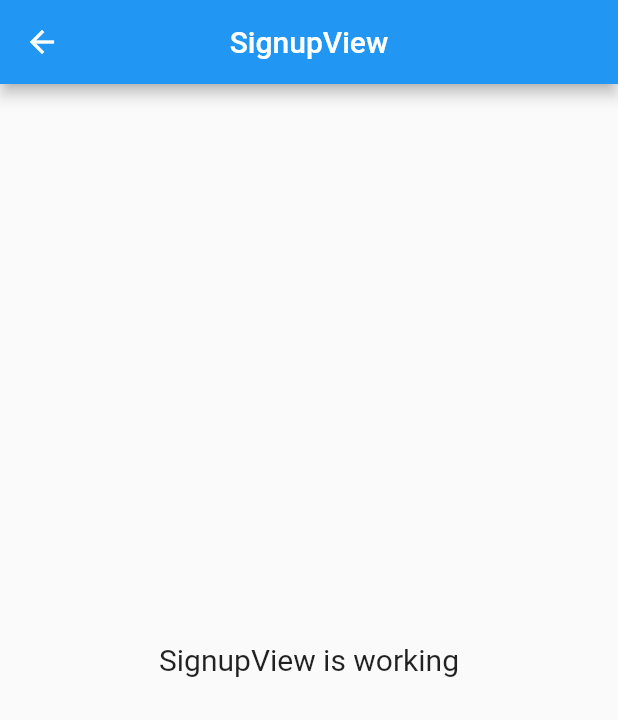
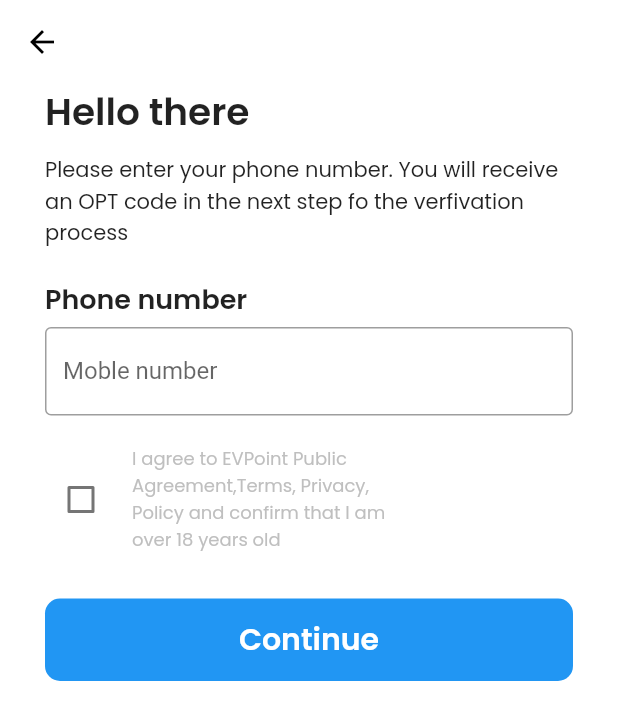
Before and after one commit to Garurab-Subedi/ev, a Flutter app: the SignupView screen opened by its route, on a phone screen of 412 x 824 dp. Shown: the top 720 px of the screen. Run offline on Flutter 3.47's test engine with Material 2 defaults, Android fonts, the phone set to English and light mode, and no system bars; our stand-ins replace get, google_fonts, smooth_page_indicator.

Commit message:
opt number

```diff
--- a/lib/app/modules/check_sign/views/check_sign_view.dart
+++ b/lib/app/modules/check_sign/views/check_sign_view.dart
@@ -129,7 +129,7 @@ class CheckSignView extends GetView<CheckSignController> {
                 ),
                 GestureDetector(
                   onTap: () {
-                    Get.offAllNamed(Routes.SIGNUP);
+                    Get.toNamed(Routes.SIGNUP);
                   },
                   child: Container(
                     height: 55,
--- /dev/null
+++ b/lib/app/modules/otp/bindings/otp_binding.dart
@@ -0,0 +1,12 @@
+import 'package:get/get.dart';
+
+import '../controllers/otp_controller.dart';
+
+class OtpBinding extends Bindings {
+  @override
+  void dependencies() {
+    Get.lazyPut<OtpController>(
+      () => OtpController(),
+    );
+  }
+}
--- /dev/null
+++ b/lib/app/modules/otp/controllers/otp_controller.dart
@@ -0,0 +1,23 @@
+import 'package:get/get.dart';
+
+class OtpController extends GetxController {
+  //TODO: Implement OtpController
+
+  final count = 0.obs;
+  @override
+  void onInit() {
+    super.onInit();
+  }
+
+  @override
+  void onReady() {
+    super.onReady();
+  }
+
+  @override
+  void onClose() {
+    super.onClose();
+  }
+
+  void increment() => count.value++;
+}
--- /dev/null
+++ b/lib/app/modules/otp/views/otp_view.dart
@@ -0,0 +1,24 @@
+import 'package:flutter/material.dart';
+
+import 'package:get/get.dart';
+
+import '../controllers/otp_controller.dart';
+
+class OtpView extends GetView<OtpController> {
+  const OtpView({Key? key}) : super(key: key);
+  @override
+  Widget build(BuildContext context) {
+    return Scaffold(
+      appBar: AppBar(
+        title: const Text('OtpView'),
+        centerTitle: true,
+      ),
+      body: const Center(
+        child: Text(
+          'OtpView is working',
+          style: TextStyle(fontSize: 20),
+        ),
+      ),
+    );
+  }
+}
--- a/lib/app/modules/signup/views/signup_view.dart
+++ b/lib/app/modules/signup/views/signup_view.dart
@@ -1,24 +1,115 @@
+import 'package:ev/app/routes/app_pages.dart';
+import 'package:ev/app/shared/theme.dart';
 import 'package:flutter/material.dart';
 
 import 'package:get/get.dart';
 
-import '../controllers/signup_controller.dart';
+class SignupView extends StatefulWidget {
+  const SignupView({super.key});
 
-class SignupView extends GetView<SignupController> {
-  const SignupView({Key? key}) : super(key: key);
+  @override
+  State<SignupView> createState() => _SignupViewState();
+}
+
+class _SignupViewState extends State<SignupView> {
+  bool value = false;
   @override
   Widget build(BuildContext context) {
-    return Scaffold(
+    return GestureDetector(
+      onTap: () => {FocusScope.of(context).unfocus()},
+      child: Scaffold(
+          backgroundColor: Colors.white,
           appBar: AppBar(
-        title: const Text('SignupView'),
             centerTitle: true,
+            backgroundColor: Colors.white,
+            elevation: 0,
+            iconTheme: const IconThemeData(color: Colors.black),
           ),
-      body: const Center(
+          body: Stack(
+            children: [
+              Padding(
+                  padding: const EdgeInsets.symmetric(horizontal: 30),
+                  child: Column(
+                    crossAxisAlignment: CrossAxisAlignment.start,
+                    children: [
+                      Text(
+                        'Hello there',
+                        style: semibold.copyWith(fontSize: 25),
+                      ),
+                      const SizedBox(
+                        height: 10,
+                      ),
+                      Text(
+                        'Please enter your phone number. You will receive an OPT code in the next step fo the verfivation process',
+                        style: regular.copyWith(fontSize: 14),
+                      ),
+                      const SizedBox(
+                        height: 20,
+                      ),
+                      Text(
+                        'Phone number',
+                        style: semibold.copyWith(fontSize: 18),
+                      ),
+                      const SizedBox(
+                        height: 5,
+                      ),
+                      Column(
+                        children: [
+                          TextFormField(
+                            decoration: const InputDecoration(
+                                border: OutlineInputBorder(),
+                                hintText: 'Enter your mobile number',
+                                labelText: 'Moble number'),
+                          ),
+                          const SizedBox(
+                            height: 20,
+                          ),
+                          Row(
+                            children: <Widget>[
+                              Checkbox(
+                                  value: value,
+                                  onChanged: (value) {
+                                    setState(() {
+                                      this.value = value!;
+                                    });
+                                  }),
+                              const SizedBox(
+                                width: 10,
+                              ),
+                              Text(
+                                'I agree to EVPoint Public \nAgreement,Terms, Privacy, \nPolicy and confirm that I am \nover 18 years old',
+                                style: regular.copyWith(
+                                    fontSize: 12, color: darkGrey),
+                              )
+                            ],
+                          ),
+                          const SizedBox(
+                            height: 30,
+                          ),
+                          GestureDetector(
+                            onTap: () {
+                              Get.toNamed(Routes.OTP);
+                            },
+                            child: Container(
+                              alignment: Alignment.center,
+                              height: 55,
+                              width: Get.width * 0.9,
+                              decoration: BoxDecoration(
+                                  borderRadius: BorderRadius.circular(10),
+                                  color: Colors.blue),
                               child: Text(
-          'SignupView is working',
-          style: TextStyle(fontSize: 20),
+                                'Continue',
+                                style: semibold.copyWith(
+                                    fontSize: 20, color: Colors.white),
                               ),
                             ),
+                          ),
+                        ],
+                      )
+                    ],
+                  )),
+            ],
+          )),
     );
   }
 }
--- a/lib/app/modules/splash_screen/controllers/splash_screen_controller.dart
+++ b/lib/app/modules/splash_screen/controllers/splash_screen_controller.dart
@@ -4,20 +4,6 @@ class SplashScreenController extends GetxController {
   //TODO: Implement SplashScreenController
 
   final count = 0.obs;
-  @override
-  void onInit() {
-    super.onInit();
-  }
-
-  @override
-  void onReady() {
-    super.onReady();
-  }
-
-  @override
-  void onClose() {
-    super.onClose();
-  }
 
   void increment() => count.value++;
 }
--- a/lib/app/routes/app_pages.dart
+++ b/lib/app/routes/app_pages.dart
@@ -6,6 +6,8 @@ import '../modules/home/bindings/home_binding.dart';
 import '../modules/home/views/home_view.dart';
 import '../modules/onboarding/bindings/onboarding_binding.dart';
 import '../modules/onboarding/views/onboarding_view.dart';
+import '../modules/otp/bindings/otp_binding.dart';
+import '../modules/otp/views/otp_view.dart';
 import '../modules/signup/bindings/signup_binding.dart';
 import '../modules/signup/views/signup_view.dart';
 import '../modules/splash_screen/bindings/splash_screen_binding.dart';
@@ -44,5 +46,10 @@ class AppPages {
       page: () => const SignupView(),
       binding: SignupBinding(),
     ),
+    GetPage(
+      name: _Paths.OTP,
+      page: () => const OtpView(),
+      binding: OtpBinding(),
+    ),
   ];
 }
--- a/lib/app/routes/app_routes.dart
+++ b/lib/app/routes/app_routes.dart
@@ -9,6 +9,7 @@ abstract class Routes {
   static const ONBOARDING = _Paths.ONBOARDING;
   static const CHECK_SIGN = _Paths.CHECK_SIGN;
   static const SIGNUP = _Paths.SIGNUP;
+  static const OTP = _Paths.OTP;
 }
 
 abstract class _Paths {
@@ -19,4 +20,5 @@ abstract class _Paths {
   static const ONBOARDING = '/onboarding';
   static const CHECK_SIGN = '/check-sign';
   static const SIGNUP = '/signup';
+  static const OTP = '/otp';
 }
```
Lines whose indentation alone changed are shown as unchanged.
